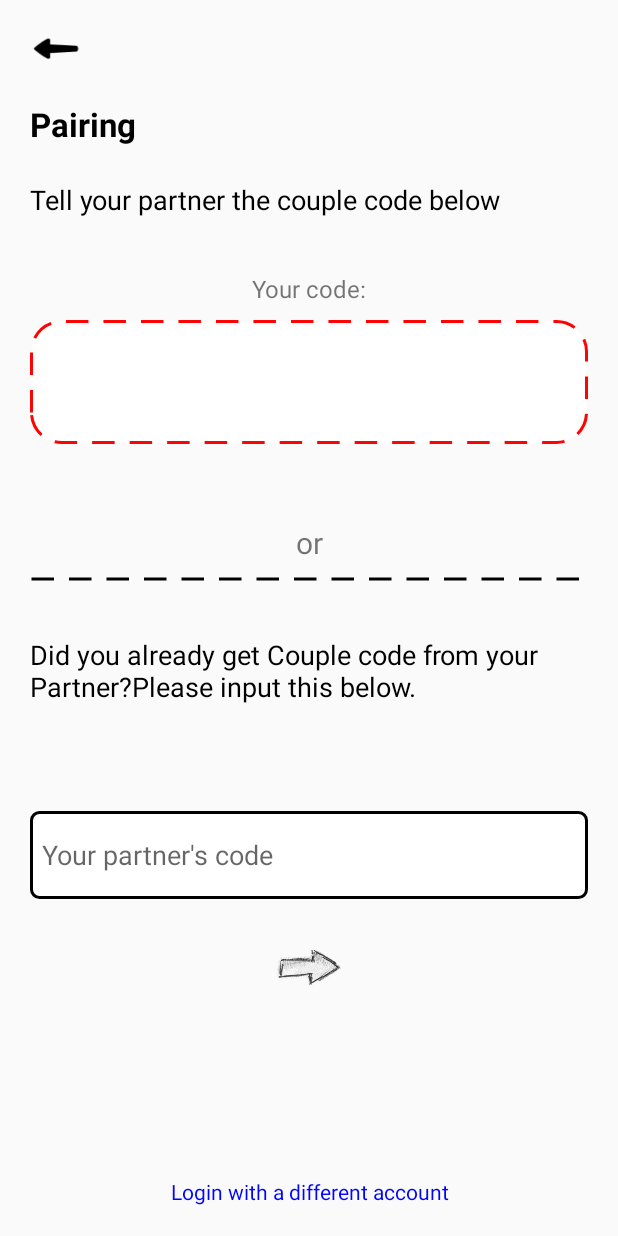
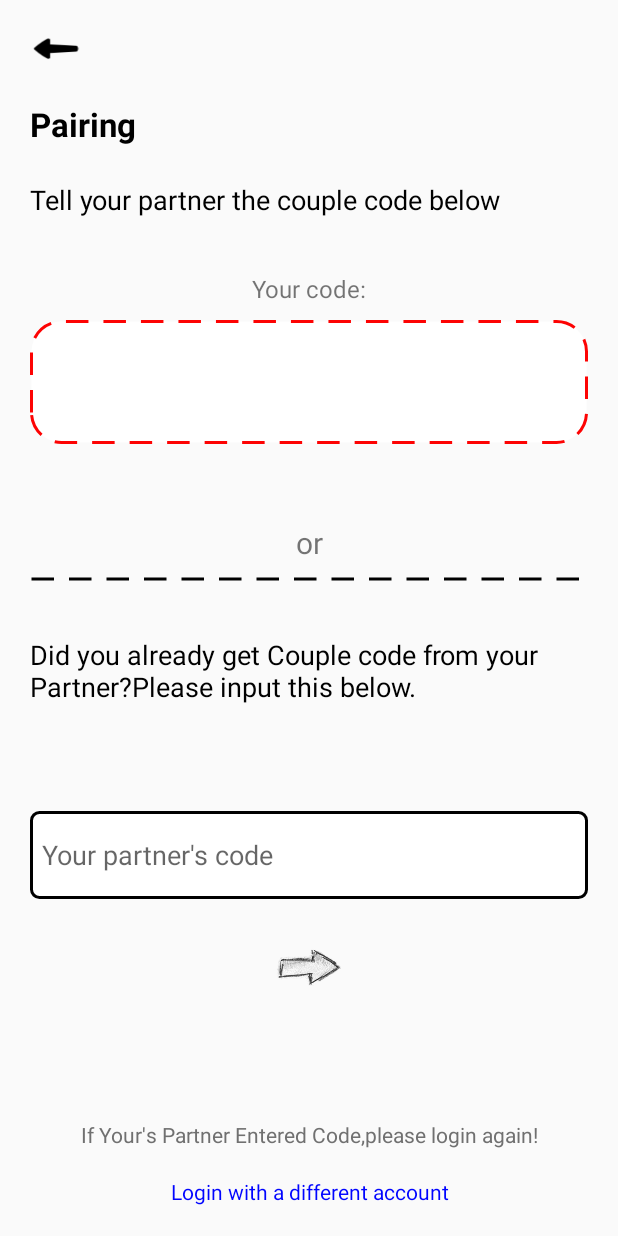
Before and after one commit to caolong2497/semIV, an Android app: the PairingActivity screen opened directly, with no data from a screen before it, on a phone screen of 412 x 824 dp. Run offline under Robolectric (Android 15) with nearby library versions, the light colour scheme and no system bars; our stand-ins replace Volley; network calls fail.

Commit message:
21/1/2019
paring logout if have Couple
delete notification when delete Memory
only delete,update memory and comment when user is own

```diff
--- a/CoupleApp/app/src/main/java/couple/coupleapp/Activity/DetailMemoryActivity.java
+++ b/CoupleApp/app/src/main/java/couple/coupleapp/Activity/DetailMemoryActivity.java
@@ -181,7 +181,6 @@
 
                     //load Comment
                     loadComment(memoryid);
-                    Log.e("loaddetailmemory", "onResponse: " + res_time + "\t" + res_caption + "\t" + res_imagelink + "\t" + res_userId);
                 } catch (JSONException e) {
                     e.printStackTrace();
                 }
@@ -280,7 +279,10 @@
 
         //lấy dối tượng info
         AdapterView.AdapterContextMenuInfo info = (AdapterView.AdapterContextMenuInfo) item.getMenuInfo();
+        int useridOfCmt=list.get(info.position).getUserId();
 
+        //neu user la nguoi dang cmt thi moi duoc phep sua xoa cmt
+        if(useridOfCmt==Constant.MY_USER_ID) {
             //lấy thông tin id và nội dung từ đối tượng info
             int commentId = list.get(info.position).getCommentId();
             String content = list.get(info.position).getContent();
@@ -295,6 +297,7 @@
                     break;
                 default:
                     break;
+            }
         }
         return super.onContextItemSelected(item);
     }
--- a/CoupleApp/app/src/main/java/couple/coupleapp/Activity/NotificationFragment.java
+++ b/CoupleApp/app/src/main/java/couple/coupleapp/Activity/NotificationFragment.java
@@ -67,7 +67,9 @@
 
             @Override
             public void onChildRemoved(@NonNull DataSnapshot dataSnapshot) {
-
+                Notification_Model notification = dataSnapshot.getValue(Notification_Model.class);
+                list_notification.remove(Notification_listview.getPositionForView(view));
+                notificationAdapter.notifyDataSetChanged();
             }
 
             @Override
@@ -80,13 +82,11 @@
 
             }
         };
-        Log.e("tag", "onItemClick: "+Constant.PARTNER.getUserid() );
         Query data = mNotificationReference.orderByChild("userid").equalTo(Constant.PARTNER.getUserid()).limitToLast(20);
         data.addChildEventListener(mChildEventListener);
         Notification_listview.setOnItemClickListener(new AdapterView.OnItemClickListener() {
             @Override
             public void onItemClick(AdapterView<?> parent, View view, int position, long id) {
-                Toast.makeText(getActivity(), "xinchao", Toast.LENGTH_SHORT).show();
                 Intent intent=new Intent(getActivity(),DetailMemoryActivity.class);
                 intent.putExtra("memoryId",list_notification.get(position).getMemoryid());
                 startActivity(intent);
--- a/CoupleApp/app/src/main/java/couple/coupleapp/Activity/PairingActivity.java
+++ b/CoupleApp/app/src/main/java/couple/coupleapp/Activity/PairingActivity.java
@@ -16,43 +16,55 @@
 import com.android.volley.RequestQueue;
 import com.android.volley.Response;
 import com.android.volley.VolleyError;
+import com.android.volley.toolbox.JsonObjectRequest;
 import com.android.volley.toolbox.StringRequest;
 import com.android.volley.toolbox.Volley;
+import com.google.gson.JsonObject;
+
+import org.json.JSONException;
+import org.json.JSONObject;
 
 import java.text.SimpleDateFormat;
 
 import couple.coupleapp.Common.Constant;
 import couple.coupleapp.R;
+
 public class PairingActivity extends AppCompatActivity {
     private ImageButton btn_next;
     private SharedPreferences login;
     private ImageButton back_btn;
-    private TextView logout,mycode,partnercode;
-     int userid;
+    private TextView logout, mycode, partnercode;
+    private RequestQueue requestQueue;
+
+    int userid;
+
     @Override
     protected void onCreate(Bundle savedInstanceState) {
         super.onCreate(savedInstanceState);
         setContentView(R.layout.activity_pairing);
         anhxa();
         action();
-        Intent intent=getIntent();
-        String code=intent.getStringExtra("code");
-         userid=intent.getIntExtra("userId",0);
+        Intent intent = getIntent();
+        String code = intent.getStringExtra("code");
+        userid = intent.getIntExtra("userId", 0);
         mycode.setText(code);
     }
-    private void anhxa(){
-        btn_next=(ImageButton) findViewById(R.id.pariring_next);
-        login= getSharedPreferences(Constant.SHARED_FILENAME_LOGIN,MODE_PRIVATE);
-        back_btn=(ImageButton) findViewById(R.id.pairing_back);
-        logout=(TextView) findViewById(R.id.pairing_logout);
-        mycode=(TextView) findViewById(R.id.my_code);
-        partnercode=(TextView) findViewById(R.id.partner_code);
+
+    private void anhxa() {
+        btn_next = (ImageButton) findViewById(R.id.pariring_next);
+        login = getSharedPreferences(Constant.SHARED_FILENAME_LOGIN, MODE_PRIVATE);
+        back_btn = (ImageButton) findViewById(R.id.pairing_back);
+        logout = (TextView) findViewById(R.id.pairing_logout);
+        mycode = (TextView) findViewById(R.id.my_code);
+        partnercode = (TextView) findViewById(R.id.partner_code);
+        requestQueue = Volley.newRequestQueue(this);
     }
-    private void action(){
+
+    private void action() {
         btn_next.setOnClickListener(new View.OnClickListener() {
             @Override
             public void onClick(View v) {
-              String code=  partnercode.getText().toString();
+                String code = partnercode.getText().toString();
                 callPairing(code);
             }
         });
@@ -71,24 +83,17 @@
 
     }
 
-    private void callPairing(String code){
-        String url=Constant.URL_HOSTING+Constant.URL_PAIRING+"/"+userid+"/"+code;
+    private void callPairing(String code) {
+        String url = Constant.URL_HOSTING + Constant.URL_PAIRING + "/" + userid + "/" + code;
         StringRequest stringRequest = new StringRequest(Request.Method.GET, url, new Response.Listener<String>() {
             @Override
             public void onResponse(String response) {
-               int coupleid=Integer.parseInt(response);
-                if ((Constant.DEFEAULT_COUPLEID+"").equals(response)) {
+                int coupleid = Integer.parseInt(response);
+                if (coupleid == Constant.DEFEAULT_COUPLEID) {
                     Toast.makeText(PairingActivity.this, "Mã không hợp lệ", Toast.LENGTH_SHORT).show();
                 } else {
-                    Toast.makeText(PairingActivity.this, "Chúc bạn vui vẻ", Toast.LENGTH_SHORT).show();
-                    SharedPreferences.Editor editor=login.edit();
-                    editor.putInt(Constant.MY_USERID_SHARED,userid);
-                    editor.putInt(Constant.COUPLE_ID_SHARED,coupleid); //set giá trị coupleID cho user sau khi ghép cặp thành công
-                    Constant.MY_COUPLE_ID=coupleid;
-                    editor.commit();
-                    Intent intent=new Intent(PairingActivity.this,firstdayActivity.class);
-                    intent.putExtra("flag",Constant.CONSTANT_CREATE);
-                    startActivity(intent);
+                    Toast.makeText(PairingActivity.this, "Ghép cặp thành công,chúc bạn vui vẻ", Toast.LENGTH_SHORT).show();
+                    goToCoundate(coupleid);
                 }
             }
         }, new Response.ErrorListener() {
@@ -98,8 +103,45 @@
             }
         }
         );
-        RequestQueue requestQueue = Volley.newRequestQueue(this);
         requestQueue.add(stringRequest);
 
     }
+
+//    private void checkUser() {
+//        String url = Constant.URL_HOSTING + Constant.URL_GETUSERINFOR + "/" + userid;
+//        JsonObjectRequest stringRequest = new JsonObjectRequest(Request.Method.GET, url, null, new Response.Listener<JSONObject>() {
+//            @Override
+//            public void onResponse(JSONObject response) {
+//                try {
+//                    int coupleid = response.getInt("coupleID");
+//                    if (coupleid == Constant.DEFEAULT_COUPLEID) {
+//                        Toast.makeText(PairingActivity.this, "Bạn chưa có cặp đôi", Toast.LENGTH_SHORT).show();
+//                    } else {
+//                        goToCoundate(coupleid);
+//                    }
+//                } catch (JSONException e) {
+//                    e.printStackTrace();
+//                }
+//            }
+//        }, new Response.ErrorListener() {
+//            @Override
+//            public void onErrorResponse(VolleyError error) {
+//                Toast.makeText(PairingActivity.this, "Lỗi hệ thống,thử lại sau", Toast.LENGTH_SHORT).show();
+//            }
+//        }
+//        );
+//        requestQueue.add(stringRequest);
+//
+//    }
+
+    private void goToCoundate(int coupleid) {
+        SharedPreferences.Editor editor = login.edit();
+        editor.putInt(Constant.MY_USERID_SHARED, userid);
+        editor.putInt(Constant.COUPLE_ID_SHARED, coupleid); //set giá trị coupleID cho user sau khi ghép cặp thành công
+        Constant.MY_COUPLE_ID = coupleid;
+        editor.commit();
+        Intent intent = new Intent(PairingActivity.this, firstdayActivity.class);
+        intent.putExtra("flag", Constant.CONSTANT_CREATE);
+        startActivity(intent);
+    }
 }
--- a/CoupleApp/app/src/main/res/layout/activity_pairing.xml
+++ b/CoupleApp/app/src/main/res/layout/activity_pairing.xml
@@ -116,10 +116,20 @@
     </LinearLayout>
     <TextView
 
+        android:id="@+id/checkUser"
+        android:layout_width="match_parent"
+        android:layout_height="0dp"
+        android:layout_weight="0.5"
+        android:text="If Your's Partner Entered Code,please login again!"
+        android:gravity="bottom|center_horizontal"
+        android:textColor="#707070"
+        />
+    <TextView
+
         android:id="@+id/pairing_logout"
         android:layout_width="match_parent"
         android:layout_height="0dp"
-        android:layout_weight="1"
+        android:layout_weight="0.5"
         android:text="Login with a different account"
         android:gravity="bottom|center_horizontal"
         android:textColor="#0004ff"
```
Also changed, not shown: CoupleApp/app/src/main/java/couple/coupleapp/Adapter/TimelineAdapter.java (+52 -2 lines). Lines whose indentation alone changed are shown as unchanged.
